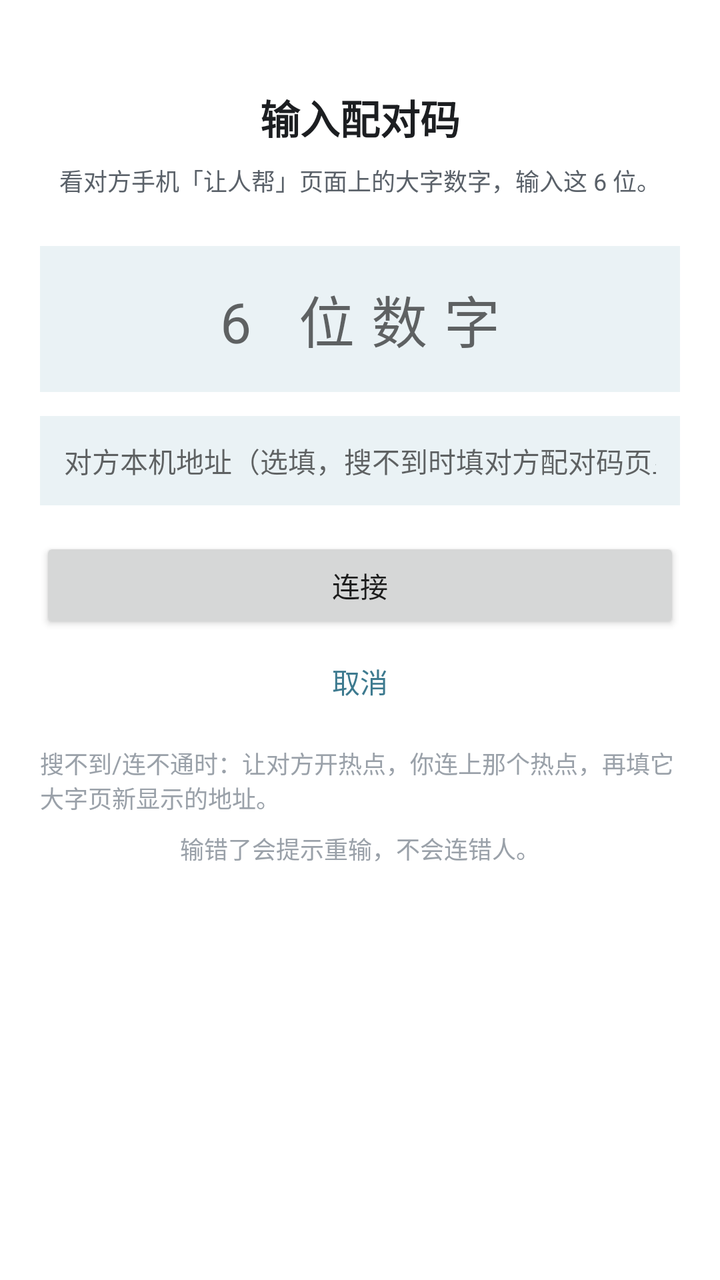
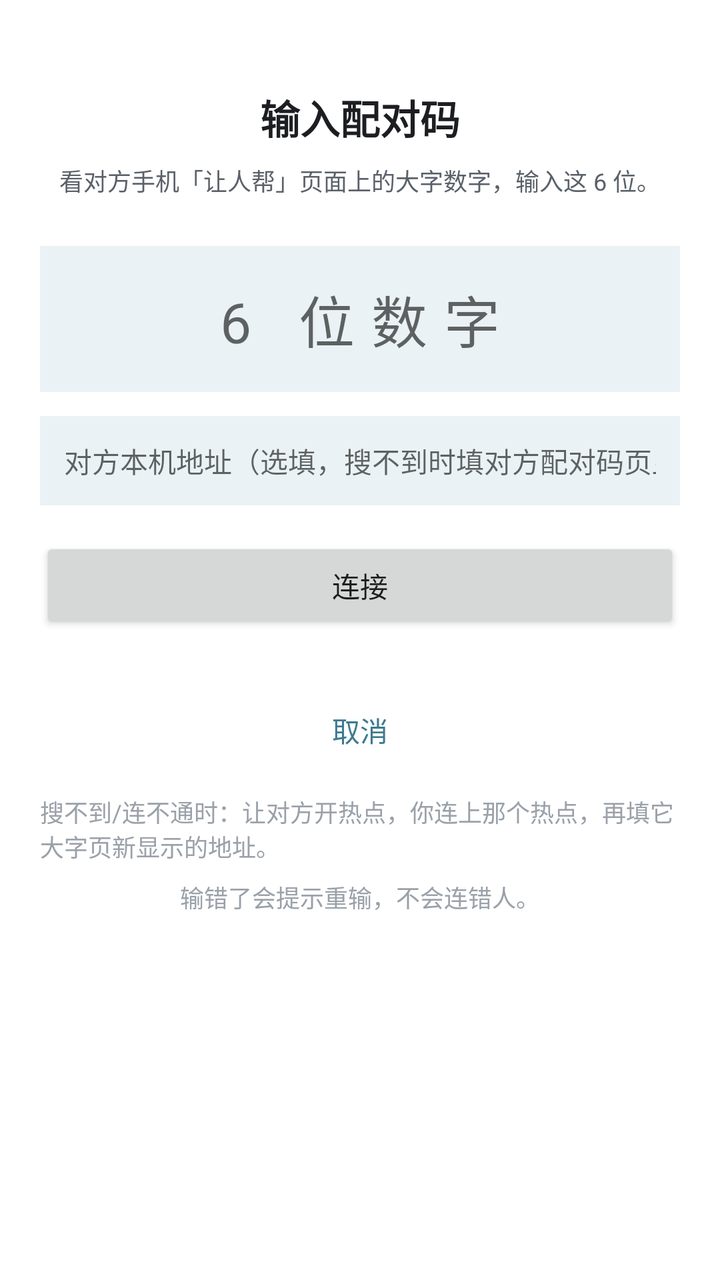

Two renders of the same Android screen: before a commit and after it. Below are the layout's source before the change and the commit's diff.
<!-- AndroidManifest.xml: application theme Theme.TaoLink -->
<!-- res/layout/activity_pair_input.xml -->
<?xml version="1.0" encoding="utf-8"?>
<LinearLayout xmlns:android="http://schemas.android.com/apk/res/android"
    android:layout_width="match_parent"
    android:layout_height="match_parent"
    android:background="@color/brand_bg"
    android:gravity="center_horizontal"
    android:orientation="vertical"
    android:padding="20dp">

    <TextView
        android:layout_width="wrap_content"
        android:layout_height="wrap_content"
        android:layout_marginTop="24dp"
        android:text="@string/pair_input_title"
        android:textColor="@color/brand_text"
        android:textSize="20sp"
        android:textStyle="bold" />

    <TextView
        android:layout_width="wrap_content"
        android:layout_height="wrap_content"
        android:layout_marginTop="8dp"
        android:text="@string/pair_input_aux"
        android:textColor="@color/brand_text_sub"
        android:textSize="12sp" />

    <EditText
        android:id="@+id/pair_code_input"
        android:layout_width="match_parent"
        android:layout_height="wrap_content"
        android:layout_marginTop="24dp"
        android:background="@color/brand_card_soft"
        android:gravity="center"
        android:hint="@string/pair_input_code_hint"
        android:inputType="number"
        android:letterSpacing="0.3"
        android:maxLength="6"
        android:padding="16dp"
        android:textColor="@color/brand_text"
        android:textSize="28sp" />

    <EditText
        android:id="@+id/pair_input_ip"
        android:layout_width="match_parent"
        android:layout_height="wrap_content"
        android:layout_marginTop="12dp"
        android:background="@color/brand_card_soft"
        android:gravity="center"
        android:hint="@string/pair_input_ip_hint"
        android:inputType="text"
        android:padding="12dp"
        android:textColor="@color/brand_text"
        android:textSize="14sp" />

    <Button
        android:id="@+id/btn_connect_submit"
        android:layout_width="match_parent"
        android:layout_height="wrap_content"
        android:layout_marginTop="16dp"
        android:text="@string/pair_input_connect" />

    <Button
        android:id="@+id/btn_connect_cancel"
        style="@style/Widget.AppCompat.Button.ButtonBar.AlertDialog"
        android:layout_width="wrap_content"
        android:layout_height="wrap_content"
        android:text="@string/pair_input_cancel" />

    <TextView
        android:layout_width="wrap_content"
        android:layout_height="wrap_content"
        android:layout_marginTop="8dp"
        android:text="@string/pair_input_hotspot_hint"
        android:textColor="@color/gl_ink3"
        android:textSize="12sp" />

    <TextView
        android:layout_width="wrap_content"
        android:layout_height="wrap_content"
        android:layout_marginTop="8dp"
        android:text="@string/pair_input_aux2"
        android:textColor="@color/gl_ink3"
        android:textSize="12sp" />
</LinearLayout>
<!-- resources referenced by this layout -->
<resources>
  <color name="brand_bg">#FFFFFF</color>
  <color name="brand_card_soft">#EAF2F5</color>
  <color name="brand_text">#1C1E21</color>
  <color name="brand_text_sub">#5A6169</color>
  <color name="gl_ink3">#9AA1A9</color>
  <string name="pair_input_aux">看对方手机「让人帮」页面上的大字数字，输入这 6 位。</string>
  <string name="pair_input_aux2">输错了会提示重输，不会连错人。</string>
  <string name="pair_input_cancel">取消</string>
  <string name="pair_input_code_hint">6 位数字</string>
  <string name="pair_input_connect">连接</string>
  <string name="pair_input_hotspot_hint">搜不到/连不通时：让对方开热点，你连上那个热点，再填它大字页新显示的地址。</string>
  <string name="pair_input_ip_hint">对方本机地址（选填，搜不到时填对方配对码页显示的地址）</string>
  <string name="pair_input_title">输入配对码</string>
  <style name="Theme.TaoLink" parent="Theme.AppCompat.Light.NoActionBar">
          <item name="android:windowBackground">@color/brand_bg</item>
          <item name="android:statusBarColor">@color/brand_bg</item>
          <item name="android:windowLightStatusBar">true</item>
          <item name="colorPrimary">@color/brand_accent</item>
          <item name="colorAccent">@color/brand_accent</item>
          <item name="android:windowOptOutEdgeToEdgeEnforcement" tools:targetApi="35">true</item>
          
          <item name="android:fitsSystemWindows">true</item>
      </style>
  <color name="brand_accent">#3D7A8F</color>
</resources>

<!-- the commit's change to res/layout/activity_pair_input.xml (unified diff, before → after) -->
@@ -59,6 +59,14 @@
         android:layout_marginTop="16dp"
         android:text="@string/pair_input_connect" />
 
+    <TextView
+        android:id="@+id/pair_input_status"
+        android:layout_width="wrap_content"
+        android:layout_height="wrap_content"
+        android:layout_marginTop="8dp"
+        android:textColor="@color/brand_text_sub"
+        android:textSize="12sp" />
+
     <Button
         android:id="@+id/btn_connect_cancel"
         style="@style/Widget.AppCompat.Button.ButtonBar.AlertDialog"
